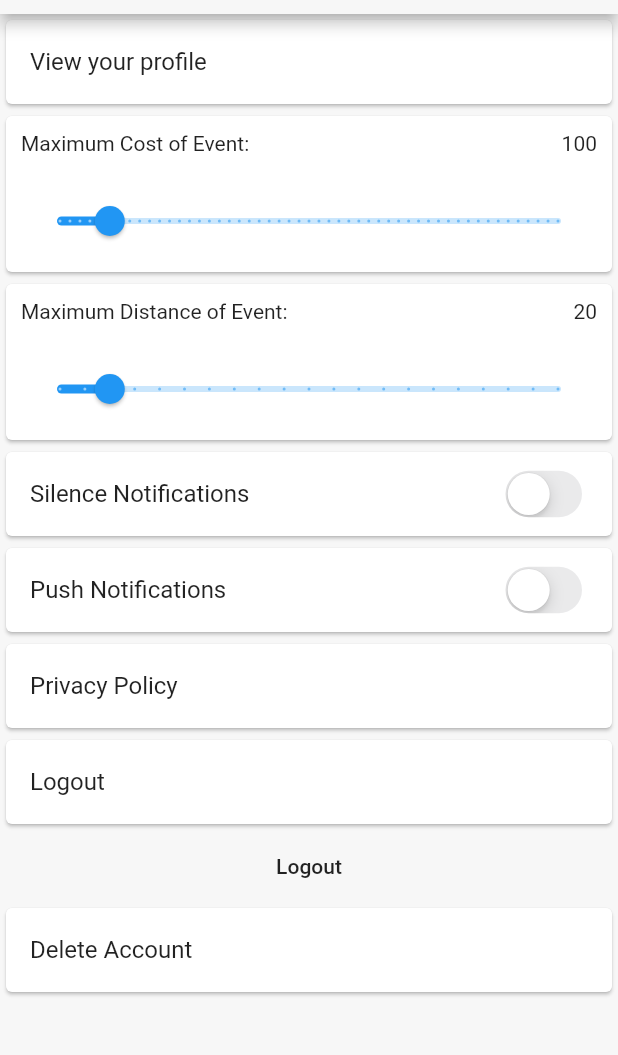
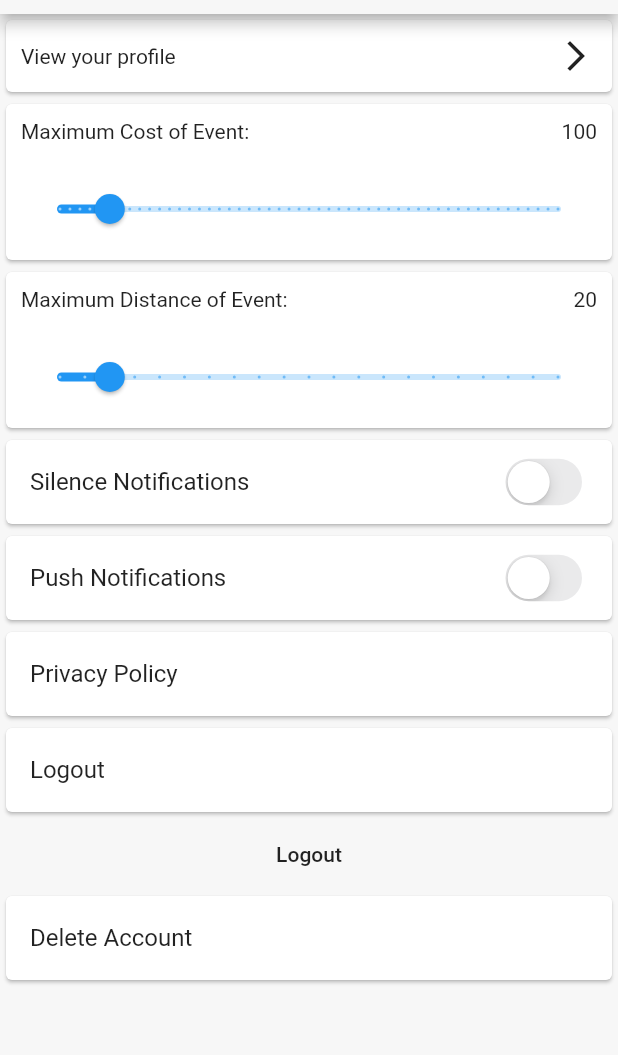
Before and after one commit to summerprogram2019/groupie, a Flutter app: the PreferencesScreen screen opened by its route, on a phone screen of 412 x 824 dp, the part 70-1125 px from its top. Run offline on Flutter 3.47's test engine with Material 2 defaults, Android fonts, the phone set to English and light mode, and no system bars; our stand-ins replace shared_preferences; accounts and stored records are empty.

```diff
--- a/lib/src/screens/settings/preferences.dart
+++ b/lib/src/screens/settings/preferences.dart
@@ -11,7 +11,6 @@ class PreferencesScreen extends StatefulWidget {
 
   @override
   _PreferencesScreenState createState() {
-
     return new _PreferencesScreenState();
   }
 }
@@ -20,7 +19,6 @@ class _PreferencesScreenState extends State<PreferencesScreen> {
   _PreferencesScreenState() : super() {
 
   }
-
 
   void _openProfile() {
     Navigator.pushNamed(context, ProfileScreen.tag);
@@ -36,7 +34,6 @@ class _PreferencesScreenState extends State<PreferencesScreen> {
 
   double _maxDistance = 20;
   var _maxDistanceString = '20';
-
 
 
   @override
@@ -62,12 +59,22 @@ class _PreferencesScreenState extends State<PreferencesScreen> {
 
 
             Card(
-                child: Column(
-                  children: <Widget>[
-                    const ListTile(
-                        title: Text('View your profile')
-                    )
-                  ],
+                child: InkWell(
+                  onTap: _openProfile,
+                  child: Row(
+                    mainAxisAlignment: MainAxisAlignment.spaceBetween,
+                    children: <Widget>[
+                      Padding(padding: EdgeInsets.all(10.0),
+                        child: Text('View your profile'),
+                      ),
+
+                      new IconButton(
+                        icon: new Icon(Icons.arrow_forward_ios),
+                        tooltip: 'Open Profile',
+                        onPressed: _openProfile,
+                      ),
+                    ],
+                  ),
                 )
             ),
 
--- /dev/null
+++ b/lib/src/util/preferences.dart
@@ -0,0 +1,19 @@
+import 'dart:async';
+import 'package:http/http.dart';
+import 'package:shared_preferences/shared_preferences.dart';
+
+
+
+
+
+
+//the values for the switches and sliders
+bool _silenceNotificationToggle = false;
+bool _pushNotificationToggle = false;
+
+double _maxCost = 100;
+var _maxCostString = '100';
+
+
+double _maxDistance = 20;
+var _maxDistanceString = '20';
```
